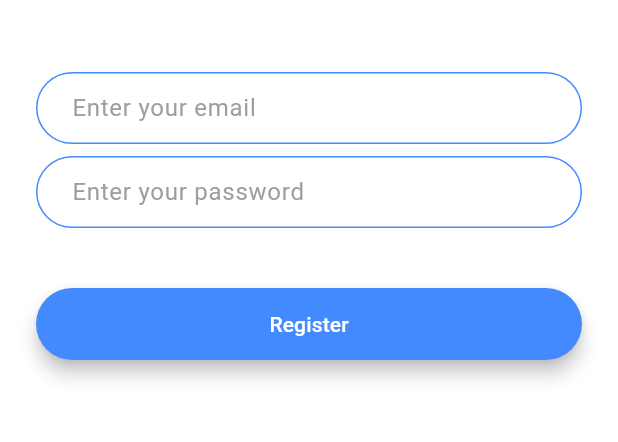
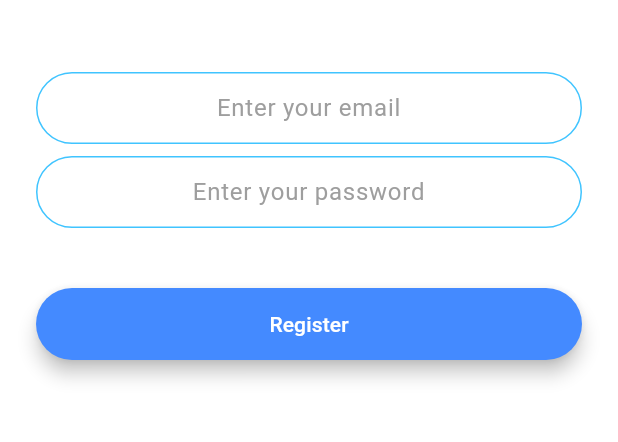
Before and after one commit to canevcimen/chat_app, a Flutter app: the screen it shows after launch, after a tap on "Register", on a phone screen of 412 x 824 dp, the part 576-1018 px from its top. Run offline on Flutter 3.47's test engine with Material 3 defaults, Android fonts, the phone set to English and light mode, and no system bars; our stand-ins replace animated_text_kit, firebase_auth, firebase_core; accounts and stored records are empty.

```diff
--- /dev/null
+++ b/lib/components/rounded_button.dart
@@ -0,0 +1,32 @@
+import 'package:flutter/material.dart';
+
+class RoundedButton extends StatelessWidget {
+
+  RoundedButton({required this.buttonColor,required this.buttonTitle,required this.pushNamed})
+  {}
+
+  final Color buttonColor;
+  final String buttonTitle;
+  final VoidCallback pushNamed;
+
+  @override
+  Widget build(BuildContext context) {
+    return Padding(
+      padding: EdgeInsets.symmetric(vertical: 16.0),
+      child: Material(
+        elevation: 5.0,
+        color: buttonColor,
+        borderRadius: BorderRadius.circular(30.0),
+        child: MaterialButton(
+          onPressed: pushNamed,
+          minWidth: 200.0,
+          height: 42.0,
+          child: Text(
+              buttonTitle
+              ,style: TextStyle(color: Colors.white),
+          ),
+        ),
+      ),
+    );
+  }
+}
--- a/lib/constants.dart
+++ b/lib/constants.dart
@@ -17,3 +17,22 @@ const kMessageContainerDecoration = BoxDecoration(
     top: BorderSide(color: Colors.lightBlueAccent, width: 2.0),
   ),
 );
+
+const kTextFieldDecoration = InputDecoration(
+  hintText: 'Enter your value',
+  hintStyle: TextStyle(color: Colors.grey),
+  contentPadding:
+  EdgeInsets.symmetric(vertical: 10.0, horizontal: 20.0),
+  border: OutlineInputBorder(
+    borderRadius: BorderRadius.all(Radius.circular(32.0)),
+  ),
+  enabledBorder: OutlineInputBorder(
+    borderSide:
+    BorderSide(color: Colors.lightBlueAccent, width: 1.0),
+    borderRadius: BorderRadius.all(Radius.circular(32.0)),
+  ),
+  focusedBorder: OutlineInputBorder(
+    borderSide:
+    BorderSide(color: Colors.lightBlueAccent, width: 2.0),
+    borderRadius: BorderRadius.all(Radius.circular(32.0)),
+  ),);
--- a/lib/main.dart
+++ b/lib/main.dart
@@ -3,8 +3,13 @@ import 'package:chat_app/screens/welcome_screen.dart';
 import 'package:chat_app/screens/login_screen.dart';
 import 'package:chat_app/screens/registration_screen.dart';
 import 'package:chat_app/screens/chat_screen.dart';
+import 'package:firebase_core/firebase_core.dart';
 
-void main() => runApp(FlashChat());
+void main() async {
+  WidgetsFlutterBinding.ensureInitialized();
+  await Firebase.initializeApp();
+  runApp(FlashChat());
+}
 
 class FlashChat extends StatelessWidget {
   @override
--- a/lib/screens/registration_screen.dart
+++ b/lib/screens/registration_screen.dart
@@ -1,5 +1,10 @@
+import 'package:chat_app/screens/chat_screen.dart';
 import 'package:chat_app/screens/login_screen.dart';
 import 'package:flutter/material.dart';
+import 'package:chat_app/components/rounded_button.dart';
+import 'package:chat_app/constants.dart';
+import 'package:firebase_auth/firebase_auth.dart';
+import 'package:firebase_core/firebase_core.dart'; // Bu satırı ekleyin
 
 class RegistrationScreen extends StatefulWidget {
   static const String id = 'registration_screen';
@@ -8,6 +13,11 @@ class RegistrationScreen extends StatefulWidget {
 }
 
 class _RegistrationScreenState extends State<RegistrationScreen> {
+
+  final _auth = FirebaseAuth.instance;
+  late String email;
+  late String password;
+
   @override
   Widget build(BuildContext context) {
     return Scaffold(
@@ -29,74 +39,42 @@ class _RegistrationScreenState extends State<RegistrationScreen> {
               height: 48.0,
             ),
             TextField(
+              keyboardType: TextInputType.emailAddress,  //klavyeye email için kısayol @ .com vs atıyor.
+              textAlign: TextAlign.center,
               onChanged: (value) {
-                //Do something with the user input.
+                email = value;
               },
-              decoration: InputDecoration(
-                hintText: 'Enter your email',
-                hintStyle: TextStyle(color: Colors.grey),
-                contentPadding:
-                    EdgeInsets.symmetric(vertical: 10.0, horizontal: 20.0),
-                border: OutlineInputBorder(
-                  borderRadius: BorderRadius.all(Radius.circular(32.0)),
-                ),
-                enabledBorder: OutlineInputBorder(
-                  borderSide: BorderSide(color: Colors.blueAccent, width: 1.0),
-                  borderRadius: BorderRadius.all(Radius.circular(32.0)),
-                ),
-                focusedBorder: OutlineInputBorder(
-                  borderSide: BorderSide(color: Colors.blueAccent, width: 2.0),
-                  borderRadius: BorderRadius.all(Radius.circular(32.0)),
-                ),
-              ),
+              decoration: kTextFieldDecoration.copyWith(hintText: 'Enter your email'),
             ),
             SizedBox(
               height: 8.0,
             ),
             TextField(
+              obscureText: true,  //şifreyi **** haline getiriyor.
+              textAlign: TextAlign.center,
               onChanged: (value) {
-                //Do something with the user input.
+                password = value;
               },
-              decoration: InputDecoration(
-                hintText: 'Enter your password',
-                hintStyle: TextStyle(color: Colors.grey),
-                contentPadding:
-                    EdgeInsets.symmetric(vertical: 10.0, horizontal: 20.0),
-                border: OutlineInputBorder(
-                  borderRadius: BorderRadius.all(Radius.circular(32.0)),
-                ),
-                enabledBorder: OutlineInputBorder(
-                  borderSide: BorderSide(color: Colors.blueAccent, width: 1.0),
-                  borderRadius: BorderRadius.all(Radius.circular(32.0)),
-                ),
-                focusedBorder: OutlineInputBorder(
-                  borderSide: BorderSide(color: Colors.blueAccent, width: 2.0),
-                  borderRadius: BorderRadius.all(Radius.circular(32.0)),
-                ),
-              ),
+              decoration: kTextFieldDecoration.copyWith(hintText: 'Enter your password'),
             ),
             SizedBox(
               height: 24.0,
             ),
-            Padding(
-              padding: EdgeInsets.symmetric(vertical: 16.0),
-              child: Material(
-                color: Colors.blueAccent,
-                borderRadius: BorderRadius.all(Radius.circular(30.0)),
-                elevation: 5.0,
-                child: MaterialButton(
-                  onPressed: () {
-                    Navigator.pushNamed(context, LoginScreen.id);
-                  },
-                  minWidth: 200.0,
-                  height: 42.0,
-                  child: Text(
-                    'Register',
-                    style: TextStyle(color: Colors.white),
-                  ),
-                ),
-              ),
-            ),
+            RoundedButton(buttonColor: Colors.blueAccent, buttonTitle: 'Register', pushNamed: () async {
+              try {
+                final newUser = await _auth.createUserWithEmailAndPassword(
+                    email: email, password: password);
+                if(newUser != null)
+                  {
+                    Navigator.pushNamed(context, ChatScreen.id);
+                  }
+              }
+              catch(e)
+              {
+                print(e);
+              }
+              //Navigator.pushNamed(context, LoginScreen.id,);
+            },),
           ],
         ),
       ),
--- a/lib/screens/welcome_screen.dart
+++ b/lib/screens/welcome_screen.dart
@@ -2,7 +2,8 @@ import 'package:chat_app/screens/login_screen.dart';
 import 'package:chat_app/screens/registration_screen.dart';
 import 'package:flutter/cupertino.dart';
 import 'package:flutter/material.dart';
-
+import 'package:animated_text_kit/animated_text_kit.dart';
+import 'package:chat_app/components/rounded_button.dart';
 class WelcomeScreen extends StatefulWidget {
   static const String id = 'welcome_screen';
 
@@ -10,11 +11,33 @@ class WelcomeScreen extends StatefulWidget {
   _WelcomeScreenState createState() => _WelcomeScreenState();
 }
 
-class _WelcomeScreenState extends State<WelcomeScreen> {
+class _WelcomeScreenState extends State<WelcomeScreen>
+    with SingleTickerProviderStateMixin {
+  late AnimationController controller;
+  late Animation animation;
+
+  void initState() {
+    super.initState();
+    controller = AnimationController(
+      duration: Duration(seconds: 2),
+      vsync: this,
+    );
+   // animation = CurvedAnimation(parent: controller, curve: Curves.decelerate);
+
+    animation = ColorTween(begin: Colors.red, end: Colors.white).animate(controller);
+
+    controller.forward();
+    controller.addListener(() {
+      setState(() {
+        print(animation.value);
+      });
+    });
+  }
+
   @override
   Widget build(BuildContext context) {
     return Scaffold(
-      backgroundColor: Colors.white,
+      backgroundColor: animation.value,
       body: Padding(
         padding: EdgeInsets.symmetric(horizontal: 24.0),
         child: Column(
@@ -27,58 +50,33 @@ class _WelcomeScreenState extends State<WelcomeScreen> {
                   tag: 'logo',
                   child: Container(
                     child: Image.asset('images/logo.png'),
-                    height: 60.0,
+                    height: 60,
                   ),
                 ),
-                Text(
-                  'Flash Chat',
-                  style: TextStyle(
-                    fontSize: 45.0,
-                    fontWeight: FontWeight.w900,
-                    color: Colors.black,
-                  ),
+                AnimatedTextKit(
+                  animatedTexts: [
+                    TypewriterAnimatedText(
+                      'Flash Chat',
+                      textStyle: TextStyle(
+                        fontSize: 40.0,
+                        fontWeight: FontWeight.w900,
+                        color: Colors.black,
+                      ),
+                    ),
+                  ],
                 ),
+
               ],
             ),
             SizedBox(
               height: 48.0,
             ),
-            Padding(
-              padding: EdgeInsets.symmetric(vertical: 16.0),
-              child: Material(
-                elevation: 5.0,
-                color: Colors.lightBlueAccent,
-                borderRadius: BorderRadius.circular(30.0),
-                child: MaterialButton(
-                  onPressed: () {
-                    Navigator.pushNamed(context, LoginScreen.id);
-                  },
-                  minWidth: 200.0,
-                  height: 42.0,
-                  child: Text(
-                    'Log In',
-                  ),
-                ),
-              ),
-            ),
-            Padding(
-              padding: EdgeInsets.symmetric(vertical: 16.0),
-              child: Material(
-                color: Colors.blueAccent,
-                borderRadius: BorderRadius.circular(30.0),
-                elevation: 5.0,
-                child: MaterialButton(
-                  onPressed: () {
-                    Navigator.pushNamed(context, RegistrationScreen.id);
-                  },
-                  minWidth: 200.0,
-                  height: 42.0,
-                  child: Text(
-                    'Register',
-                  ),
-                ),
-              ),
-            ),
+            RoundedButton(buttonColor: Colors.lightBlueAccent, buttonTitle: 'Log In',pushNamed: () {
+              Navigator.pushNamed(context, LoginScreen.id,);
+            },),
+            RoundedButton(buttonColor: Colors.blueAccent, buttonTitle: 'Register',pushNamed: () {
+              Navigator.pushNamed(context, RegistrationScreen.id,);
+            },),
           ],
         ),
       ),
--- a/pubspec.yaml
+++ b/pubspec.yaml
@@ -35,6 +35,10 @@ dependencies:
   # The following adds the Cupertino Icons font to your application.
   # Use with the CupertinoIcons class for iOS style icons.
   cupertino_icons: ^1.0.6
+  animated_text_kit: ^4.2.2
+  firebase_core: ^2.30.1
+  firebase_auth: ^4.19.4
+  cloud_firestore: ^4.17.2
 
 dev_dependencies:
   flutter_test:
```
Also changed, not shown: lib/screens/chat_screen.dart (+29 -1 lines), lib/screens/login_screen.dart (+35 -57 lines), pubspec.lock, 9 other files.
